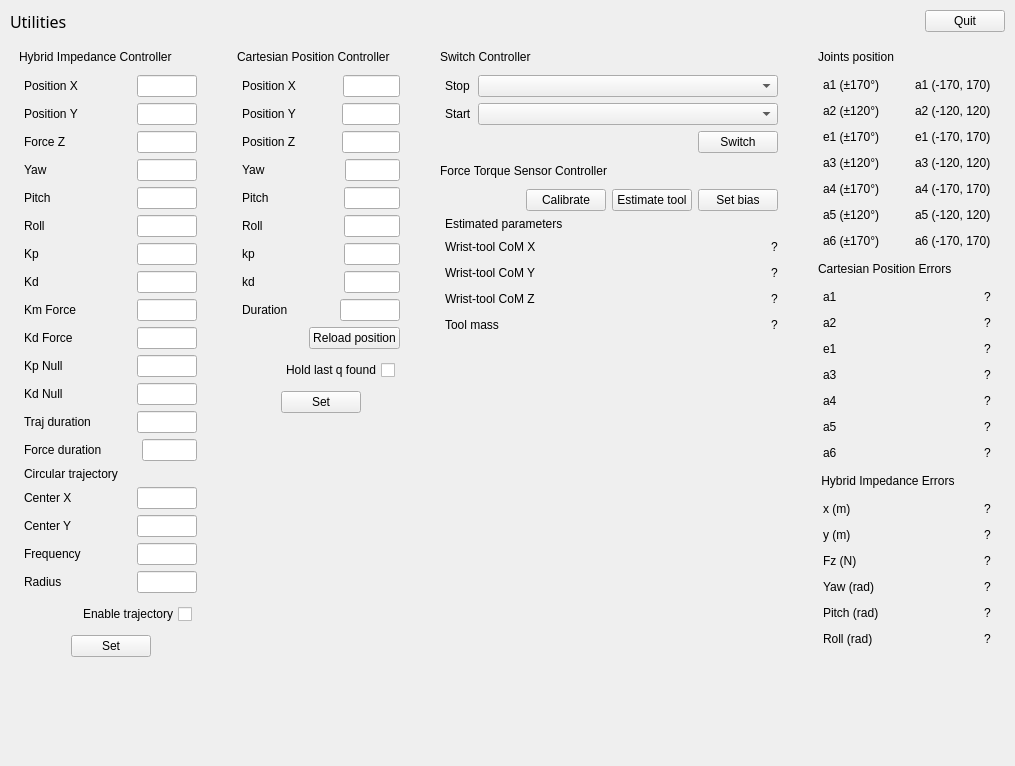
xEnVrE/controller_switcher, file ui/main_window.ui: the form before one commit.
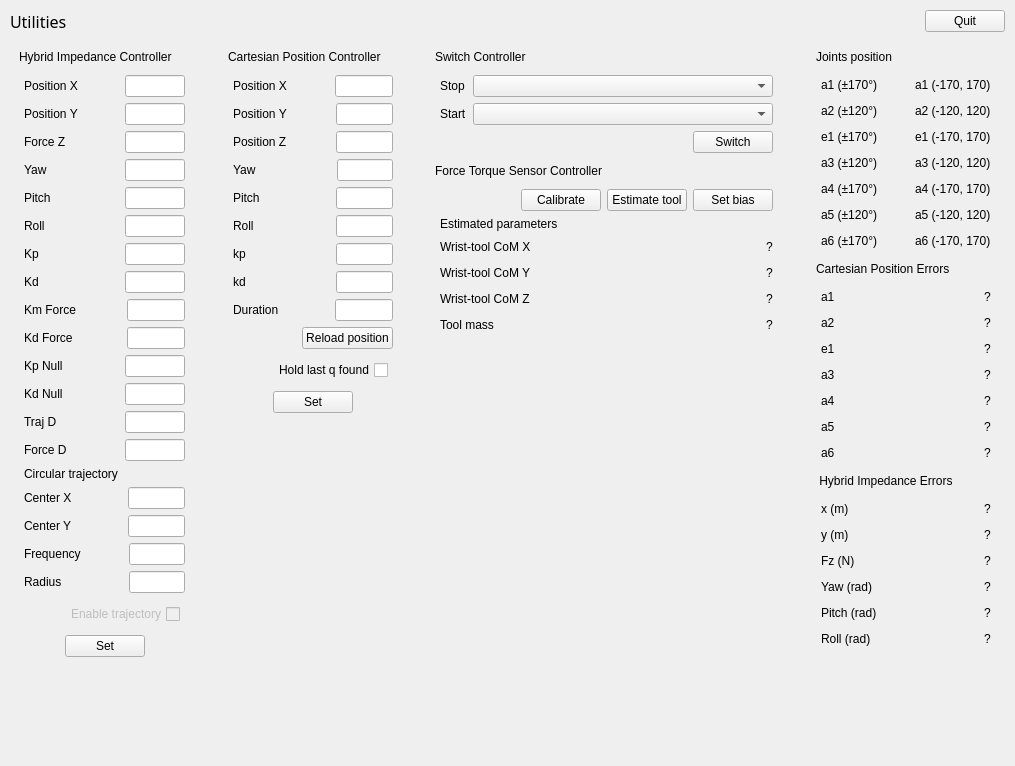
The form after the commit. Icons and pictures are not drawn.

Commit message: Disable circular trajectory check box for now

```diff
--- a/ui/main_window.ui
+++ b/ui/main_window.ui
@@ -598,7 +598,7 @@
               <item>
                <widget class="QLabel" name="label_38">
                 <property name="text">
-                 <string>Traj duration</string>
+                 <string>Traj D       </string>
                 </property>
                </widget>
               </item>
@@ -635,7 +635,7 @@
               <item>
                <widget class="QLabel" name="label_39">
                 <property name="text">
-                 <string>Force duration</string>
+                 <string>Force D    </string>
                 </property>
                </widget>
               </item>
@@ -851,6 +851,9 @@
               </item>
               <item>
                <widget class="QCheckBox" name="checkBoxEnableTraj_hybrid">
+                <property name="enabled">
+                 <bool>false</bool>
+                </property>
                 <property name="layoutDirection">
                  <enum>Qt::RightToLeft</enum>
                 </property>
@@ -1008,7 +1011,7 @@
               <item>
                <widget class="QLabel" name="label_11">
                 <property name="text">
-                 <string>Position Y </string>
+                 <string>Position Y  </string>
                 </property>
                </widget>
               </item>
@@ -1045,7 +1048,7 @@
               <item>
                <widget class="QLabel" name="label_12">
                 <property name="text">
-                 <string>Position Z </string>
+                 <string>Position Z  </string>
                 </property>
                </widget>
               </item>
@@ -1267,7 +1270,7 @@
               <item>
                <widget class="QLabel" name="label_30">
                 <property name="text">
-                 <string>Duration  </string>
+                 <string>Duration    </string>
                 </property>
                </widget>
               </item>
```
